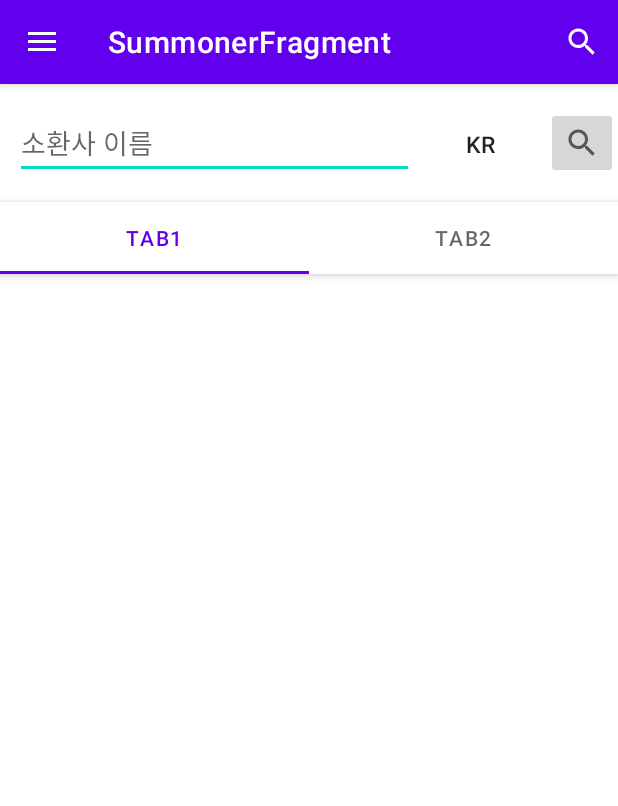
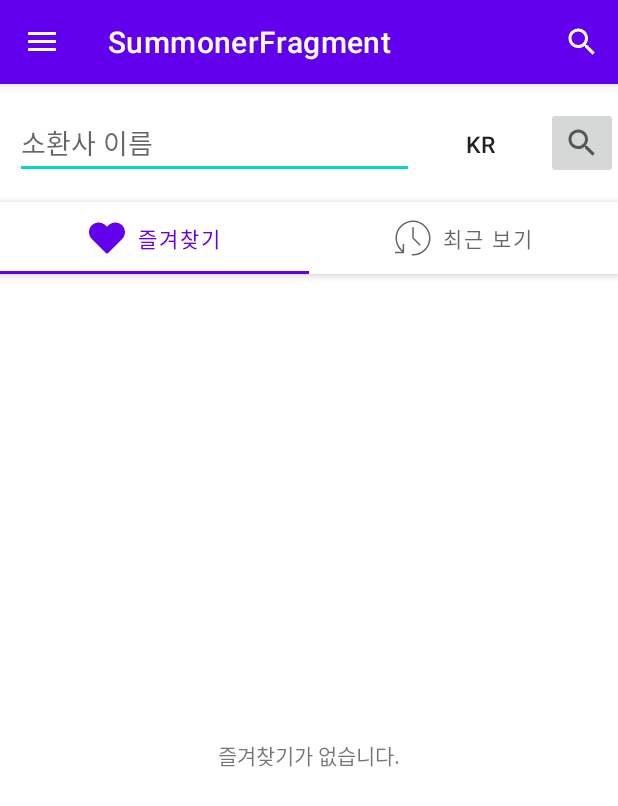
Before and after one commit to LeeJaeHyeon05/Kotlin-Study-LOL, an Android app: the MainActivity screen opened directly, with no data from a screen before it, in the side drawer, after a tap on "소환사", on a phone screen of 412 x 824 dp. Shown: the top 806 px of the screen. Run offline under Robolectric (Android 15) with nearby library versions, the phone set to English and light mode, and no system bars; our stand-ins replace Dagger/Hilt's generated code, data binding, navigation-ui; libraries missing offline, so code that uses them is left out: com.xwray.groupie; network calls fail; 1 statement that could not run was skipped.

Commit message:
change tabbarlayout

```diff
--- /dev/null
+++ b/app/src/main/java/com/example/firstapp/fragment/Summoner/SummonerFavFragment.kt
@@ -0,0 +1,60 @@
+package com.example.firstapp.fragment.Summoner
+
+import android.os.Bundle
+import androidx.fragment.app.Fragment
+import android.view.LayoutInflater
+import android.view.View
+import android.view.ViewGroup
+import com.example.firstapp.R
+
+// TODO: Rename parameter arguments, choose names that match
+// the fragment initialization parameters, e.g. ARG_ITEM_NUMBER
+private const val ARG_PARAM1 = "param1"
+private const val ARG_PARAM2 = "param2"
+
+/**
+ * A simple [Fragment] subclass.
+ * Use the [SummonerFavFragment.newInstance] factory method to
+ * create an instance of this fragment.
+ */
+class SummonerFavFragment : Fragment() {
+    // TODO: Rename and change types of parameters
+    private var param1: String? = null
+    private var param2: String? = null
+
+    override fun onCreate(savedInstanceState: Bundle?) {
+        super.onCreate(savedInstanceState)
+        arguments?.let {
+            param1 = it.getString(ARG_PARAM1)
+            param2 = it.getString(ARG_PARAM2)
+        }
+    }
+
+    override fun onCreateView(
+        inflater: LayoutInflater, container: ViewGroup?,
+        savedInstanceState: Bundle?
+    ): View? {
+        // Inflate the layout for this fragment
+        return inflater.inflate(R.layout.fragment_summoner_fav, container, false)
+    }
+
+    companion object {
+        /**
+         * Use this factory method to create a new instance of
+         * this fragment using the provided parameters.
+         *
+         * @param param1 Parameter 1.
+         * @param param2 Parameter 2.
+         * @return A new instance of fragment SummonerFavFragment.
+         */
+        // TODO: Rename and change types and number of parameters
+        @JvmStatic
+        fun newInstance(param1: String, param2: String) =
+            SummonerFavFragment().apply {
+                arguments = Bundle().apply {
+                    putString(ARG_PARAM1, param1)
+                    putString(ARG_PARAM2, param2)
+                }
+            }
+    }
+}
--- /dev/null
+++ b/app/src/main/java/com/example/firstapp/fragment/Summoner/SummonerFragment.kt
@@ -0,0 +1,55 @@
+package com.example.firstapp.fragment.Summoner
+
+import android.os.Bundle
+import androidx.fragment.app.Fragment
+import android.view.LayoutInflater
+import android.view.View
+import android.view.ViewGroup
+import androidx.viewpager2.adapter.FragmentStateAdapter
+import com.example.firstapp.R
+import com.example.firstapp.databinding.FragmentSummonerBinding
+import com.google.android.material.tabs.TabLayoutMediator
+
+
+class SummonerFragment : Fragment() {
+    override fun onCreateView(
+        inflater: LayoutInflater, container: ViewGroup?,
+        savedInstanceState: Bundle?
+    ): View? {
+        // Inflate the layout for this fragment
+        val fragments: ArrayList<Fragment> = ArrayList()
+        fragments.add(SummonerFavFragment())
+        fragments.add(SummonerRecentFragment())
+
+        val binding = FragmentSummonerBinding.inflate(inflater, container, false)
+
+
+        val adapter = object :FragmentStateAdapter(this){
+            override fun getItemCount(): Int {
+                return fragments.size
+            }
+
+            override fun createFragment(position: Int): Fragment {
+                return fragments[position]
+            }
+        }
+        binding.viewPager2.adapter = adapter
+
+        TabLayoutMediator(binding.tabs2, binding.viewPager2) {tab, position ->
+            if(position == 0){
+                tab.icon = requireContext().getDrawable(R.drawable.ic_heart)
+                tab.text = resources.getString(R.string.summoner_tab_favorite)
+
+            }
+            else if(position ==1){
+                tab.icon = requireContext().getDrawable(R.drawable.ic_history)
+                tab.text = resources.getString(R.string.summoner_tab_recent)
+
+            }
+
+        }.attach()
+
+
+        return binding.root
+    }
+}
--- a/app/src/main/java/com/example/firstapp/fragment/SummonerFragment.kt
+++ b/app/src/main/java/com/example/firstapp/fragment/Summoner/SummonerRecentFragment.kt
@@ -1,4 +1,4 @@
-package com.example.firstapp.fragment
+package com.example.firstapp.fragment.Summoner
 
 import android.os.Bundle
 import androidx.fragment.app.Fragment
@@ -6,16 +6,23 @@ import android.view.LayoutInflater
 import android.view.View
 import android.view.ViewGroup
 import com.example.firstapp.R
-import com.example.firstapp.databinding.FragmentSummonerBinding
 
-class SummonerFragment : Fragment() {
+
+class SummonerRecentFragment : Fragment() {
+
+
+    override fun onCreate(savedInstanceState: Bundle?) {
+        super.onCreate(savedInstanceState)
+
+    }
+
     override fun onCreateView(
         inflater: LayoutInflater, container: ViewGroup?,
         savedInstanceState: Bundle?
     ): View? {
         // Inflate the layout for this fragment
-        val binding = FragmentSummonerBinding.inflate(inflater, container, false)
+        return inflater.inflate(R.layout.fragment_summoner_recent, container, false)
+    }
 
-        return inflater.inflate(R.layout.fragment_summoner, container, false)
-    }
+
 }
--- /dev/null
+++ b/app/src/main/res/drawable/ic_heart.xml
@@ -0,0 +1,9 @@
+<vector xmlns:android="http://schemas.android.com/apk/res/android"
+    android:width="24dp"
+    android:height="24dp"
+    android:viewportWidth="24"
+    android:viewportHeight="24">
+  <path
+      android:pathData="M6.4569,1.6C2.8908,1.6 0,4.4908 0,8.0568C0,9.7693 0.6803,11.4116 1.8912,12.6225L11.4343,22.1657C11.7467,22.4781 12.2533,22.4781 12.5657,22.1657L22.1088,12.6225C23.3197,11.4116 24,9.7693 24,8.0568C24,4.4908 21.1092,1.6 17.5431,1.6C15.8307,1.6 14.1884,2.2803 12.9775,3.4911L12,4.4686L11.0225,3.4911C9.8116,2.2803 8.1693,1.6 6.4569,1.6Z"
+      android:fillColor="#000000"/>
+</vector>
--- /dev/null
+++ b/app/src/main/res/drawable/ic_history.xml
@@ -0,0 +1,9 @@
+<vector xmlns:android="http://schemas.android.com/apk/res/android"
+    android:width="24dp"
+    android:height="24dp"
+    android:viewportWidth="24"
+    android:viewportHeight="24">
+  <path
+      android:pathData="M4,19.8384L4.3701,19.5022L4.3637,19.4952L4.3571,19.4884L4,19.8384ZM5.6,21.6V22.1H6.1V21.6H5.6ZM11.2,23.1719L11.2176,22.6722L11.1648,23.6706L11.2,23.1719ZM12,12H11.5C11.5,12.1326 11.5527,12.2598 11.6464,12.3535L12,12ZM22.7,12C22.7,17.9094 17.9094,22.7 12,22.7V23.7C18.4617,23.7 23.7,18.4617 23.7,12H22.7ZM12,1.3C17.9094,1.3 22.7,6.0905 22.7,12H23.7C23.7,5.5383 18.4617,0.3 12,0.3V1.3ZM12,0.3C5.5383,0.3 0.3,5.5383 0.3,12H1.3C1.3,6.0905 6.0905,1.3 12,1.3V0.3ZM4.3571,19.4884C2.4655,17.558 1.3,14.9156 1.3,12H0.3C0.3,15.1877 1.5755,18.0786 3.6429,20.1883L4.3571,19.4884ZM3.6299,20.1745L5.2299,21.9362L5.9701,21.2638L4.3701,19.5022L3.6299,20.1745ZM12,22.7C11.7428,22.7 11.4877,22.6909 11.2352,22.6731L11.1648,23.6706C11.4407,23.6901 11.7193,23.7 12,23.7V22.7ZM12.0176,22.7003L11.2176,22.6722L11.1824,23.6715L11.9824,23.6997L12.0176,22.7003ZM11.5,4.8V12H12.5V4.8H11.5ZM11.6464,12.3535L16.4464,17.1535L17.1536,16.4464L12.3536,11.6464L11.6464,12.3535ZM0,22.1H5.6V21.1H0V22.1ZM6.1,21.6V16H5.1V21.6H6.1Z"
+      android:fillColor="#000000"/>
+</vector>
--- a/app/src/main/res/layout/fragment_summoner.xml
+++ b/app/src/main/res/layout/fragment_summoner.xml
@@ -6,7 +6,7 @@
     android:layout_height="match_parent"
 
 
-    tools:context=".fragment.SummonerFragment"
+    tools:context=".fragment.Summoner.SummonerFragment"
     android:orientation="vertical">
 
     <LinearLayout
@@ -58,6 +58,7 @@
             android:layout_width="match_parent"
             android:layout_height="wrap_content"
             app:tabGravity="fill"
+            app:tabInlineLabel="true"
             app:tabMode="fixed">
 
             <com.google.android.material.tabs.TabItem
--- /dev/null
+++ b/app/src/main/res/layout/fragment_summoner_fav.xml
@@ -0,0 +1,15 @@
+<?xml version="1.0" encoding="utf-8"?>
+<layout xmlns:android="http://schemas.android.com/apk/res/android"
+    xmlns:tools="http://schemas.android.com/tools"
+    android:layout_width="match_parent"
+    android:layout_height="match_parent"
+    tools:context=".fragment.Summoner.SummonerFavFragment">
+
+    <!-- TODO: Update blank fragment layout -->
+    <TextView
+        android:layout_width="match_parent"
+        android:layout_height="wrap_content"
+        android:text="@string/summoner_fab_none"
+        android:gravity="center"/>
+
+</layout>
--- /dev/null
+++ b/app/src/main/res/layout/fragment_summoner_recent.xml
@@ -0,0 +1,14 @@
+<?xml version="1.0" encoding="utf-8"?>
+<FrameLayout xmlns:android="http://schemas.android.com/apk/res/android"
+    xmlns:tools="http://schemas.android.com/tools"
+    android:layout_width="match_parent"
+    android:layout_height="match_parent"
+    tools:context=".fragment.Summoner.SummonerRecentFragment">
+
+    <!-- TODO: Update blank fragment layout -->
+    <TextView
+        android:layout_width="match_parent"
+        android:layout_height="match_parent"
+        android:text="@string/hello_blank_fragment" />
+
+</FrameLayout>
--- a/app/src/main/res/navigation/navigation.xml
+++ b/app/src/main/res/navigation/navigation.xml
@@ -31,7 +31,7 @@
         android:label="@string/item" />
     <fragment
         android:id="@+id/nav_summoner"
-        android:name="com.example.firstapp.fragment.SummonerFragment"
+        android:name="com.example.firstapp.fragment.Summoner.SummonerFragment"
         android:label="SummonerFragment" />
     <fragment
         android:id="@+id/nav_summonerSpell"
--- a/app/src/main/res/values/strings.xml
+++ b/app/src/main/res/values/strings.xml
@@ -137,4 +137,9 @@
 
     <string name="movement_item_filter1">장화</string>
     <string name="movement_item_filter2">기타 이동 관련</string>
+
+    <!-- summoner -->
+    <string name="summoner_tab_favorite">즐겨찾기</string>
+    <string name="summoner_tab_recent">최근 보기</string>
+    <string name="summoner_fab_none">즐겨찾기가 없습니다.</string>
 </resources>
```
